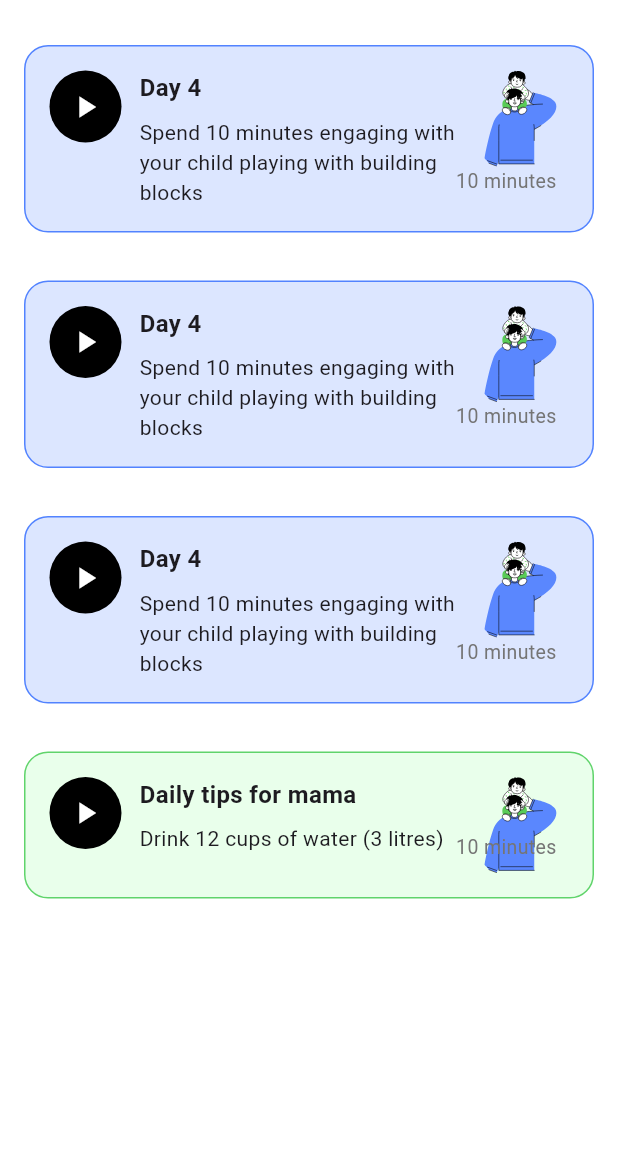
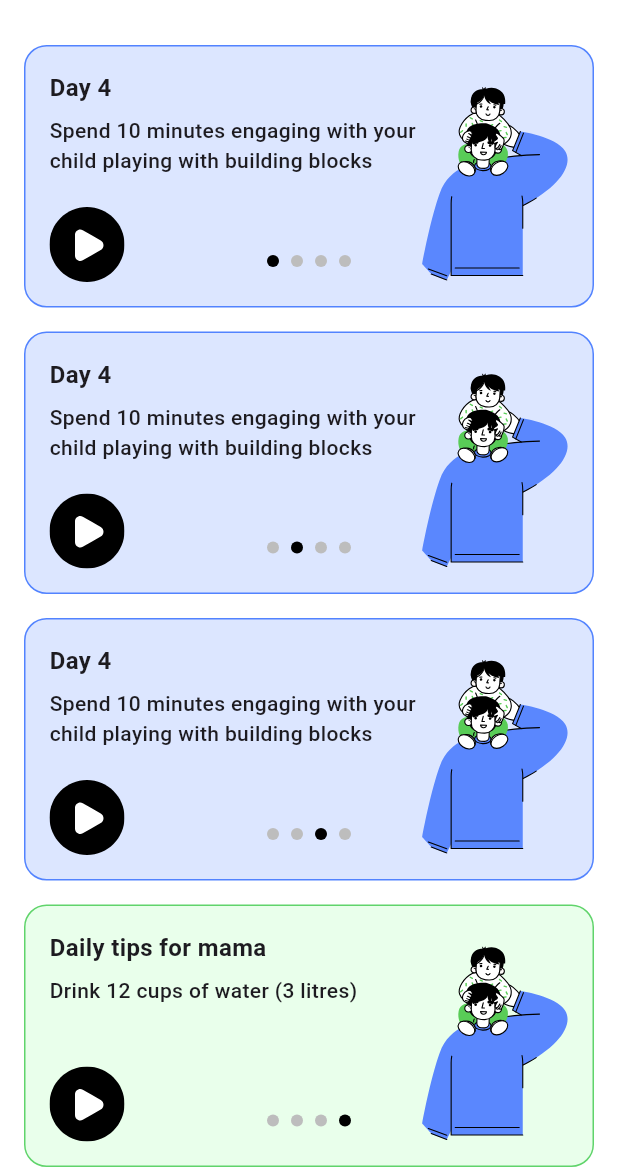
Before and after one commit to BondTime-New/Bondtime-App, a Flutter app: the screen it shows after launch, on a phone screen of 412 x 824 dp, the part 63-1236 px from its top. Run offline on Flutter 3.47's test engine with Material 3 defaults, Android fonts, the phone set to English and light mode, and no system bars; our stand-ins replace flutter_svg.

Commit message:
ui accurate activity cards screen

```diff
--- a/lib/screens/activity_screen.dart
+++ b/lib/screens/activity_screen.dart
@@ -32,7 +32,9 @@ class ActivityScreen extends StatelessWidget {
               description:
                   'Spend 10 minutes engaging with your child playing with building blocks',
               icon: 'assets/icons/activity1.svg',
+              currentPage: 0,
               index: 0,
+              totalPages: 4,
             ),
             const SizedBox(height: 16),
             ActivityCard(
@@ -40,7 +42,9 @@ class ActivityScreen extends StatelessWidget {
               description:
                   'Spend 10 minutes engaging with your child playing with building blocks',
               icon: 'assets/icons/activity1.svg',
+              currentPage: 1,
               index: 0,
+              totalPages: 4,
             ),
             const SizedBox(height: 16),
             ActivityCard(
@@ -48,14 +52,18 @@ class ActivityScreen extends StatelessWidget {
               description:
                   'Spend 10 minutes engaging with your child playing with building blocks',
               icon: 'assets/icons/activity1.svg',
+              currentPage: 2,
               index: 0,
+              totalPages: 4,
             ),
             const SizedBox(height: 16),
             ActivityCard(
               day: 'Daily tips for mama',
               description: 'Drink 12 cups of water (3 litres)',
               icon: 'assets/icons/activity1.svg',
+              currentPage: 3,
               index: 1,
+              totalPages: 4,
             ),
           ],
         ),
--- a/lib/widgets/activity_card.dart
+++ b/lib/widgets/activity_card.dart
@@ -4,16 +4,21 @@ import 'package:flutter_svg/flutter_svg.dart';
 class ActivityCard extends StatelessWidget {
   final String day;
   final String description;
-  final String icon; // path to SVG
+  final String icon;
+  final int currentPage;
   final int index;
+  final int totalPages;
 
   ActivityCard({
     required this.day,
     required this.description,
     required this.icon,
+    required this.currentPage,
     required this.index,
+    required this.totalPages,
   });
 
+  // Colors for each card
   final List<Map<String, Color>> cardColors = [
     {"fill": Color(0xFFDCE6FF), "stroke": Color(0xFF5283FF)}, // Blue
     {"fill": Color(0xFFE9FFEB), "stroke": Color(0xFF60D46B)}, // Green
@@ -23,75 +28,85 @@ class ActivityCard extends StatelessWidget {
 
   @override
   Widget build(BuildContext context) {
-    final fillColor = cardColors[index]["fill"] ?? Colors.white;
-    final strokeColor = cardColors[index]["stroke"] ?? Colors.black;
+    final fillColor = cardColors[index]["fill"] ?? Color(0xFFDCE6FF);
+    final strokeColor = cardColors[index]["stroke"] ?? Color(0xFF5283FF);
 
     return Container(
-      width: double.infinity,
-      margin: const EdgeInsets.only(bottom: 16),
-      padding: const EdgeInsets.all(16),
+      width: 380,
+      height: 175,
+      padding: EdgeInsets.all(16),
       decoration: BoxDecoration(
-        color: fillColor,
-        borderRadius: BorderRadius.circular(16),
-        border: Border.all(color: strokeColor!, width: 1),
+        color: fillColor, // Dynamic Fill Color
+        borderRadius: BorderRadius.circular(15),
+        border:
+            Border.all(color: strokeColor, width: 1), // Dynamic Stroke Color
       ),
       child: Stack(
         children: [
-          Row(
-            crossAxisAlignment: CrossAxisAlignment.start,
-            children: [
-              // Play Button
-              Container(
-                width: 48,
-                height: 48,
-                decoration: const BoxDecoration(
-                  color: Colors.black,
-                  shape: BoxShape.circle,
-                ),
-                child: const Icon(Icons.play_arrow, color: Colors.white),
-              ),
-              const SizedBox(width: 12),
-
-              // Texts
-              Expanded(
-                child: Column(
-                  crossAxisAlignment: CrossAxisAlignment.start,
-                  children: [
-                    Text(
-                      day,
-                      style: const TextStyle(
-                        fontSize: 16,
-                        fontWeight: FontWeight.bold,
-                      ),
-                    ),
-                    const SizedBox(height: 8),
-                    Text(
-                      description,
-                      style: const TextStyle(fontSize: 14),
-                    ),
-                  ],
-                ),
-              ),
-
-              // Right-side SVG image
-              SvgPicture.asset(
-                icon,
-                width: 64,
-                height: 64,
-              ),
-            ],
+          // Day Title
+          Positioned(
+            top: 0,
+            left: 0,
+            child: Text(
+              day,
+              style: TextStyle(fontSize: 16, fontWeight: FontWeight.bold),
+            ),
           ),
 
-          // "10 minutes" text at the bottom right
+          // Description with max width
           Positioned(
-            bottom: 8,
-            right: 8,
-            child: Text(
-              "10 minutes",
-              style: TextStyle(
-                color: Colors.grey[600],
-                fontSize: 13,
+            top: 30,
+            left: 0,
+            child: SizedBox(
+              width: 250,
+              child: Text(
+                description,
+                style: TextStyle(fontSize: 14, fontWeight: FontWeight.w500),
+                softWrap: true,
               ),
+            ),
+          ),
+
+          // Play Button (Bottom Left)
+          Positioned(
+            bottom: 0,
+            left: 0,
+            child: SvgPicture.asset(
+              "assets/icons/playicon.svg",
+              width: 50,
+              height: 50,
+            ),
+          ),
+
+          // Activity Image (Bottom Right)
+          Positioned(
+            bottom: 0,
+            right: 0,
+            child: SvgPicture.asset(
+              icon,
+              width: 98,
+              height: 131,
+            ),
+          ),
+
+          // Page Indicators
+          Positioned(
+            bottom: 10,
+            left: 0,
+            right: 0,
+            child: Row(
+              mainAxisAlignment: MainAxisAlignment.center,
+              children: List.generate(totalPages, (i) {
+                return Container(
+                  width: 8,
+                  height: 8,
+                  margin: EdgeInsets.symmetric(horizontal: 4),
+                  decoration: BoxDecoration(
+                    shape: BoxShape.circle,
+                    color: currentPage == i ? Colors.black : Colors.grey[400],
+                  ),
+                );
+              }),
             ),
           ),
         ],
```
